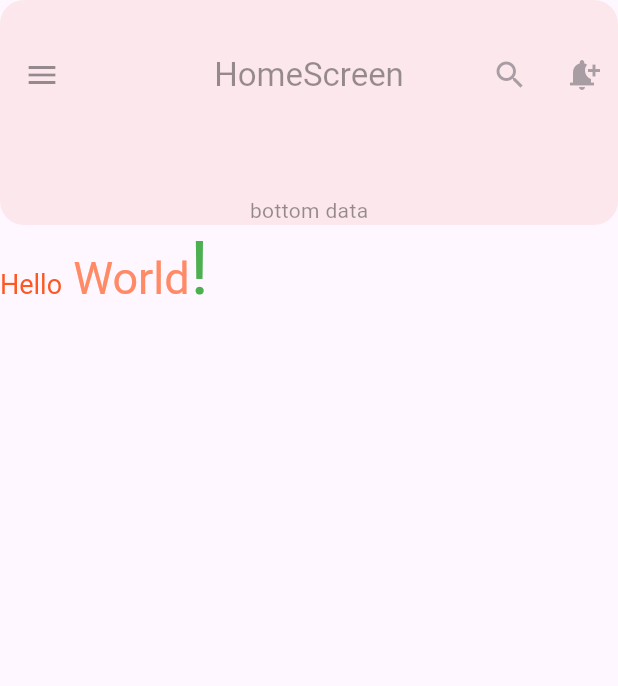
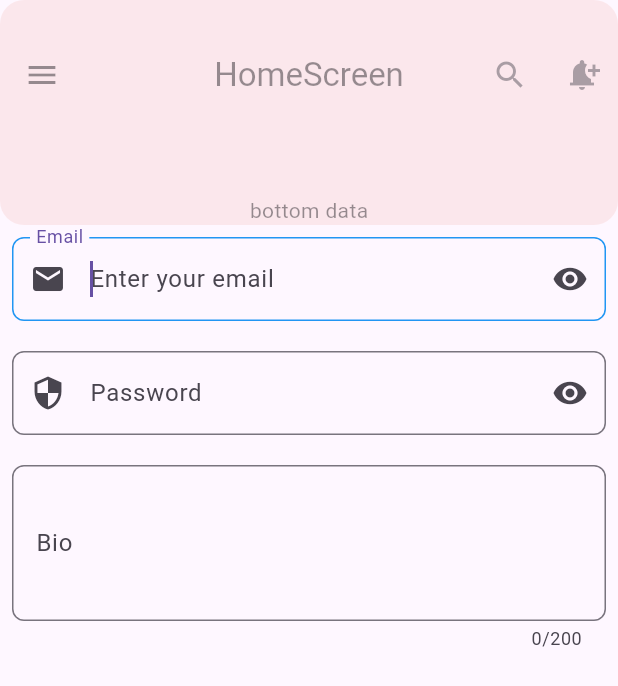
Before and after one commit to rddewan/flutter-beginner-course, a Flutter app: the screen it shows after launch, on a phone screen of 412 x 824 dp. Shown: the top 686 px of the screen. Run offline on Flutter 3.47's test engine with Material 3 defaults, Android fonts, the phone set to English and light mode, and no system bars.

Commit message:
text field widget

```diff
--- a/flutter_basic/lib/screen/home_screen.dart
+++ b/flutter_basic/lib/screen/home_screen.dart
@@ -2,6 +2,7 @@ import 'package:flutter/material.dart';
 import 'package:flutter_basic/screen/widget/home/column_widget.dart';
 import 'package:flutter_basic/screen/widget/home/rich_text_widget.dart';
 import 'package:flutter_basic/screen/widget/home/row_widget.dart';
+import 'package:flutter_basic/screen/widget/home/text_field_widget.dart';
 import 'package:flutter_basic/screen/widget/home/text_widget.dart';
 
 class HomeScreen extends StatelessWidget {
@@ -44,7 +45,8 @@ class HomeScreen extends StatelessWidget {
       //body: const ColumnWidget(),
       // body: const RowWidget(),
       // body: const TextWidget(),
-      body: const RichTextWidget(),
+      // body: const RichTextWidget(),
+      body: const TextFieldWidget(),
     );
   }
 }
--- /dev/null
+++ b/flutter_basic/lib/screen/widget/home/text_field_widget.dart
@@ -0,0 +1,103 @@
+import 'package:flutter/material.dart';
+
+class TextFieldWidget extends  StatefulWidget {
+  const TextFieldWidget({super.key});
+
+  @override
+  State<TextFieldWidget> createState() => _TextFieldWidgetState();
+
+}
+
+class _TextFieldWidgetState extends State<TextFieldWidget> {
+
+
+  @override
+  Widget build(BuildContext context) {
+    return Padding(
+      padding: const EdgeInsets.all(8.0),
+      child: Column(
+        children: [
+
+          TextField(
+            keyboardType: TextInputType.emailAddress,
+            readOnly: false,
+            textCapitalization: TextCapitalization.words,
+            autocorrect: true,
+            autofocus: true,
+            decoration: InputDecoration(
+              labelText: 'Email',
+              hintText: 'Enter your email',
+              border: const OutlineInputBorder(
+                borderRadius: BorderRadius.all(Radius.circular(8)),
+              ),
+              prefixIcon: const Icon(Icons.email),
+              suffixIcon: const Icon(Icons.remove_red_eye),
+              focusedBorder: OutlineInputBorder(
+                borderRadius: BorderRadius.circular(8),
+                borderSide: const BorderSide(color: Colors.blue)
+              )
+            )
+
+          ),
+
+          const SizedBox(height: 20),
+
+          TextField(
+            keyboardType: TextInputType.text,
+            readOnly: false,
+            obscureText: true,
+            obscuringCharacter: '*',
+            decoration: InputDecoration(
+              labelText: 'Password',
+              hintText: 'Enter your password',
+              border: const OutlineInputBorder(
+                borderRadius: BorderRadius.all(Radius.circular(8)),
+              ),
+              prefixIcon: const Icon(Icons.security),
+              suffixIcon: const Icon(Icons.remove_red_eye),
+              focusedBorder: OutlineInputBorder(
+                borderRadius: BorderRadius.circular(8),
+                borderSide: const BorderSide(color: Colors.blue)
+              )
+            ),
+            onChanged: (value) {
+              debugPrint(value);
+            },
+            onEditingComplete: () {
+              debugPrint('OnEditingComplete');
+            },
+
+          ),
+
+          const SizedBox(height: 20),
+
+          TextField(
+            keyboardType: TextInputType.text,
+            readOnly: false,
+            textCapitalization: TextCapitalization.words,
+            autocorrect: true,
+            autofocus: true,
+            minLines: 3,
+            maxLines: 5,
+            maxLength: 200,
+            decoration: InputDecoration(
+              labelText: 'Bio',
+              hintText: 'Enter your detail',
+              border: const OutlineInputBorder(
+                borderRadius: BorderRadius.all(Radius.circular(8)),
+              ),
+              focusedBorder: OutlineInputBorder(
+                borderRadius: BorderRadius.circular(8),
+                borderSide: const BorderSide(color: Colors.blue)
+              )
+            )
+
+          ),
+
+
+
+        ],
+      ),
+    );
+  }
+}
```
